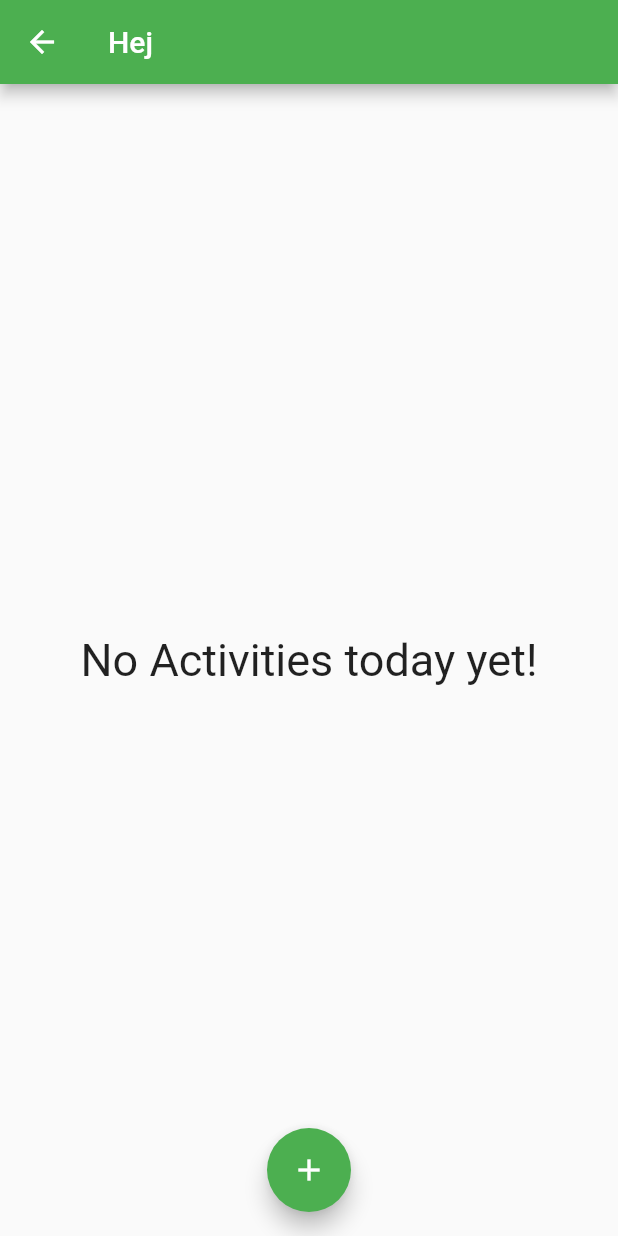
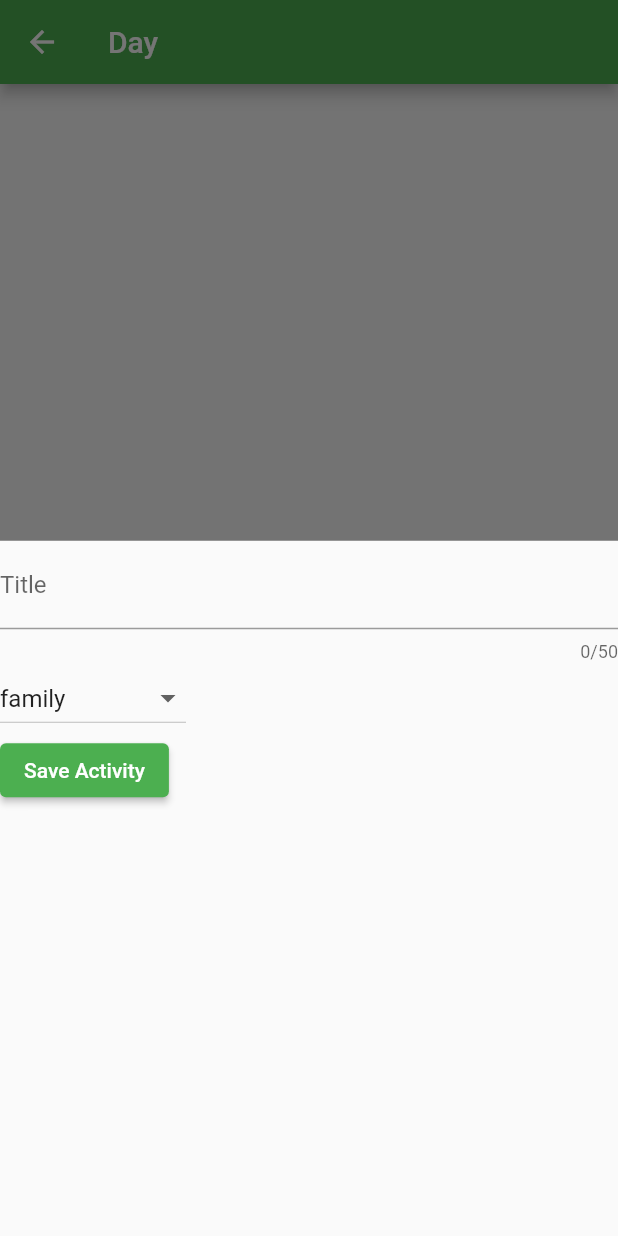
Before and after one commit to dogman223/active_week, a Flutter app: the DayActivitiesScreen screen opened directly with empty values, after a tap on the "add" icon, on a phone screen of 412 x 824 dp. Run offline on Flutter 3.47's test engine with Material 2 defaults, Android fonts, the light colour scheme and no system bars.

Commit message:
new_transaction.dart added. ModalBottomSheet with textfield, button and dropDownButton added

```diff
--- a/lib/model/activity.dart
+++ b/lib/model/activity.dart
@@ -14,7 +14,8 @@ enum Category {
   hobby,
   social,
   family,
-  work
+  friends,
+  work,
 }
 
 class Activity {
--- a/lib/screen/day_activities_screen.dart
+++ b/lib/screen/day_activities_screen.dart
@@ -1,12 +1,23 @@
 import 'package:flutter/material.dart';
 
 import '../model/activity.dart';
+import '../widgets/new_activity.dart';
 
 //Screen of activities in a day
 class DayActivitiesScreen extends StatelessWidget {
   DayActivitiesScreen({super.key, required this.activities});
 
   List<Activity> activities;
+
+  void _addNewActivity() {}
+
+  void _openAddActivityOverlay(BuildContext context) {
+    showModalBottomSheet(
+        context: context,
+        builder: (_) {
+          return const NewActivity();
+        });
+  }
 
   //Widget builds list of activities if not empty
   Widget buildListContent(BuildContext context) {
@@ -28,12 +39,12 @@ class DayActivitiesScreen extends StatelessWidget {
   @override
   Widget build(BuildContext context) {
     return Scaffold(
-      appBar: AppBar(title: Text('Hej')),
+      appBar: AppBar(title: Text('Day')),
       body: buildListContent(context),
       floatingActionButtonLocation: FloatingActionButtonLocation.centerFloat,
       floatingActionButton: FloatingActionButton(
         child: const Icon(Icons.add),
-        onPressed: () => {},
+        onPressed: () => _openAddActivityOverlay(context),
       ),
     );
   }
--- a/lib/screen/week_screen.dart
+++ b/lib/screen/week_screen.dart
@@ -1,17 +1,23 @@
-import 'package:active_week/list/days_list.dart';
-import 'package:active_week/model/activity.dart';
-import 'package:active_week/widgets/day_item.dart';
 import 'package:flutter/material.dart';
+
+import '/list/days_list.dart';
+import '/model/activity.dart';
+import '/model/day.dart';
+import '/widgets/day_item.dart';
 import './day_activities_screen.dart';
 
 //Visible main menu with view of days in week
 class WeekScreen extends StatelessWidget {
   const WeekScreen({super.key});
 
-  void _selectDay(BuildContext context) {
+  //Selecting day Function
+  void _selectDay(
+    BuildContext context,
+  ) {
     Navigator.of(context).push(MaterialPageRoute(
         builder: (context) => DayActivitiesScreen(activities: [
-              Activity('a1', 'Programming', days.first, Category.learning)
+              Activity('a1', 'Programming', days.first, Category.learning),
+              Activity('a2', 'Gaming', days.first, Category.entertainment)
             ])));
   }
 
--- /dev/null
+++ b/lib/widgets/new_activity.dart
@@ -0,0 +1,60 @@
+import 'package:flutter/material.dart';
+
+import '../model/activity.dart';
+
+//Class contains functionality of adding New Activity
+class NewActivity extends StatefulWidget {
+  const NewActivity({super.key});
+
+  @override
+  State<NewActivity> createState() => _NewActivityState();
+}
+
+class _NewActivityState extends State<NewActivity> {
+  final _titleController = TextEditingController();
+  Category _selectedCategory = Category.family;
+
+  //void _chooseDayHandler() {}
+
+  @override
+  Widget build(BuildContext context) {
+    return Column(
+      children: [
+        //TextField with New Activity title input
+        TextField(
+          controller: _titleController,
+          maxLength: 50,
+          decoration: const InputDecoration(label: Text('Title')),
+        ),
+        //Button with choice category of New Activity
+        Row(
+          children: [
+            DropdownButton(
+                value: _selectedCategory,
+                items: Category.values
+                    .map((category) => DropdownMenuItem(
+                        value: category, child: Text(category.name)))
+                    .toList(),
+                onChanged: (value) {
+                  if (value == null) {
+                    return;
+                  }
+                  setState(() {
+                    _selectedCategory = value;
+                  });
+                }),
+          ],
+        ),
+        Row(
+          children: [
+            ElevatedButton(
+                onPressed: () {
+                  print(_titleController.text);
+                },
+                child: const Text('Save Activity')),
+          ],
+        )
+      ],
+    );
+  }
+}
```
